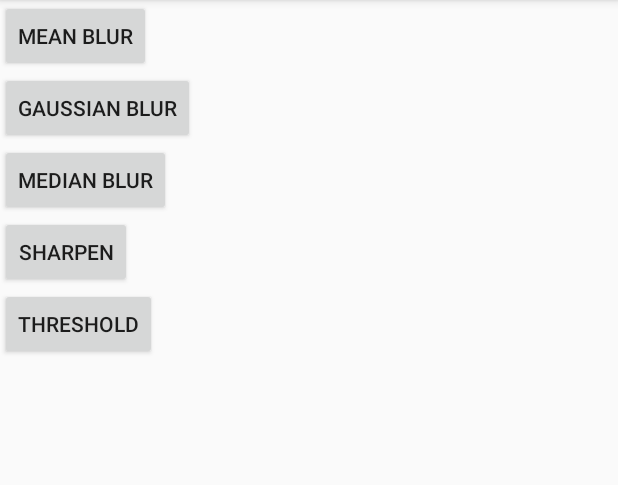
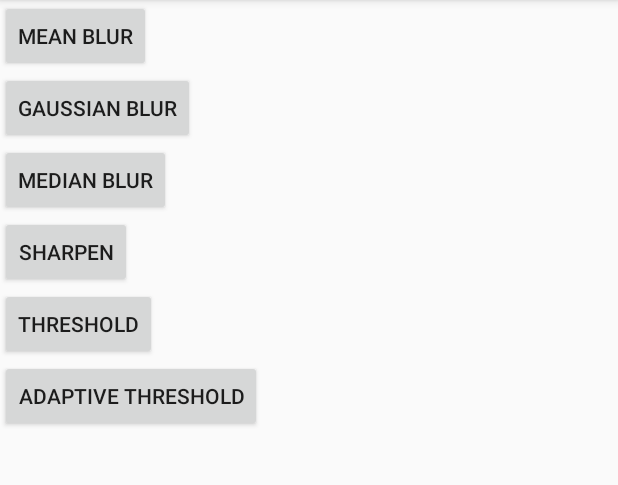
Before and after one commit to aesophor/ImageProcessing, an Android app: the screen it shows after launch (HomeActivity), on a phone screen of 412 x 824 dp, the part 84-569 px from its top. Run offline under Robolectric (Android 15) with nearby library versions, the phone set to English and light mode, and no system bars.

Commit message:
Added Adaptive Thresholding.

```diff
--- a/Preprocessing/app/src/main/java/com/example/aesophor/preprocessing/HomeActivity.java
+++ b/Preprocessing/app/src/main/java/com/example/aesophor/preprocessing/HomeActivity.java
@@ -13,6 +13,7 @@ public class HomeActivity extends AppCompatActivity {
     public static final int GAUSSIAN_BLUR = 3;
     public static final int SHARPEN = 4;
     public static final int THRESHOLD = 5;
+    public static final int ADAPTIVE_THRESHOLD = 6;
 
     @Override
     public void onCreate(Bundle savedInstanceState) {
@@ -69,6 +70,16 @@ public class HomeActivity extends AppCompatActivity {
                 startActivity(i);
             }
         });
+
+        Button bAdaptiveThreshold = (Button) findViewById(R.id.bAdaptiveThreshold);
+        bAdaptiveThreshold.setOnClickListener(new View.OnClickListener() {
+            @Override
+            public void onClick(View v) {
+                Intent i = new Intent(getApplicationContext(), MainActivity.class);
+                i.putExtra("ACTION_MODE", ADAPTIVE_THRESHOLD);
+                startActivity(i);
+            }
+        });
     }
 
 }
--- a/Preprocessing/app/src/main/java/com/example/aesophor/preprocessing/MainActivity.java
+++ b/Preprocessing/app/src/main/java/com/example/aesophor/preprocessing/MainActivity.java
@@ -146,6 +146,11 @@ public class MainActivity extends AppCompatActivity {
                                 Imgproc.threshold(src_gray, bin, 120, 255, Imgproc.THRESH_BINARY);
                                 Imgproc.cvtColor(bin, src, Imgproc.COLOR_GRAY2RGBA, 4);
                                 break;
+                            case HomeActivity.ADAPTIVE_THRESHOLD:
+                                Imgproc.cvtColor(src, src_gray, Imgproc.COLOR_BGR2GRAY);
+                                Imgproc.adaptiveThreshold(src_gray, src_gray, 255, Imgproc.ADAPTIVE_THRESH_GAUSSIAN_C, Imgproc.THRESH_BINARY, 3, 0);
+                                Imgproc.cvtColor(src_gray, src, Imgproc.COLOR_GRAY2RGBA, 4);
+                                break;
                         }
 
                         Bitmap processedImage = Bitmap.createBitmap(src.cols(), src.rows(), Bitmap.Config.ARGB_8888);
--- a/Preprocessing/app/src/main/res/layout/activity_home.xml
+++ b/Preprocessing/app/src/main/res/layout/activity_home.xml
@@ -41,5 +41,11 @@
             android:layout_height="wrap_content"
             android:text="@string/menu_threshold" />
 
+        <Button
+            android:id="@+id/bAdaptiveThreshold"
+            android:layout_width="wrap_content"
+            android:layout_height="wrap_content"
+            android:text="@string/menu_adaptive_threshold"/>
+
     </LinearLayout>
 </ScrollView>
--- a/Preprocessing/app/src/main/res/values/strings.xml
+++ b/Preprocessing/app/src/main/res/values/strings.xml
@@ -7,4 +7,5 @@
     <string name="menu_median_blur">Median Blur</string>
     <string name="menu_sharpen">Sharpen</string>
     <string name="menu_threshold">Threshold</string>
+    <string name="menu_adaptive_threshold">Adaptive Threshold</string>
 </resources>
```
